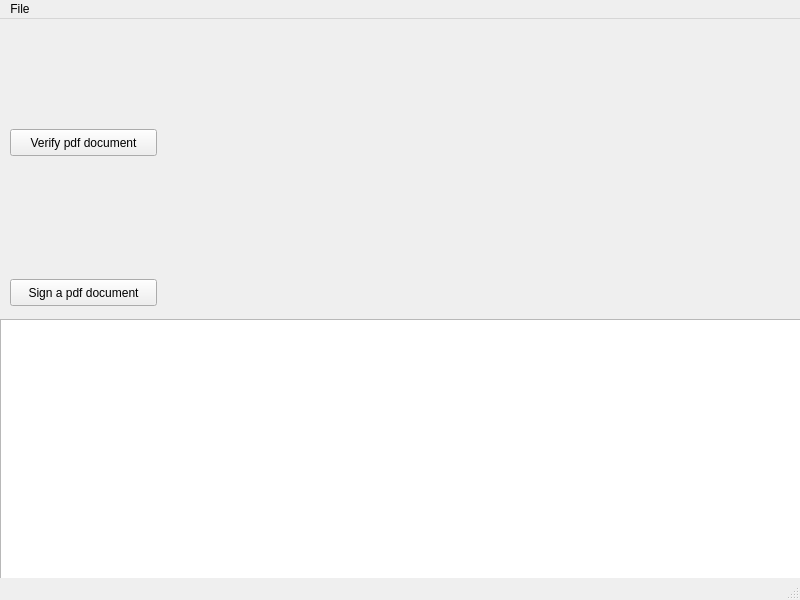
First picture: the form in app/design.ui, repository ArtemDychenko/PAdES-tool, before the edit.
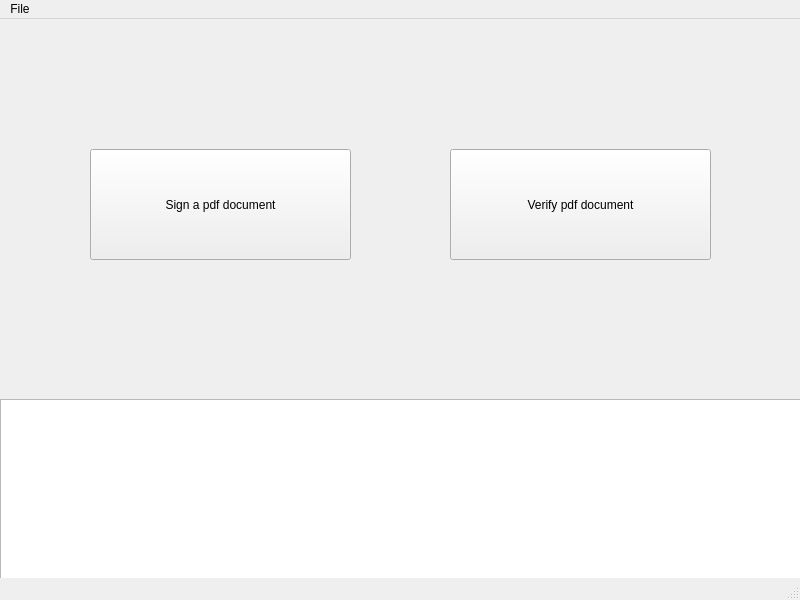
Second picture: the form after the edit.

Commit message: feat: add choose public key option in menu

```diff
--- a/app/design.ui
+++ b/app/design.ui
@@ -21,9 +21,9 @@
     <property name="geometry">
      <rect>
       <x>0</x>
-      <y>300</y>
+      <y>380</y>
       <width>811</width>
-      <height>261</height>
+      <height>181</height>
      </rect>
     </property>
     <property name="autoFillBackground">
@@ -49,10 +49,10 @@
    <widget class="QPushButton" name="signButton">
     <property name="geometry">
      <rect>
-      <x>10</x>
-      <y>260</y>
-      <width>147</width>
-      <height>27</height>
+      <x>90</x>
+      <y>130</y>
+      <width>261</width>
+      <height>111</height>
      </rect>
     </property>
     <property name="minimumSize">
@@ -68,10 +68,10 @@
    <widget class="QPushButton" name="verificationButton">
     <property name="geometry">
      <rect>
-      <x>10</x>
-      <y>110</y>
-      <width>147</width>
-      <height>27</height>
+      <x>450</x>
+      <y>130</y>
+      <width>261</width>
+      <height>111</height>
      </rect>
     </property>
     <property name="minimumSize">
```
Left out of the diff: 16 changed lines with no effect on the pictures. The commit also changes 1 other file.
